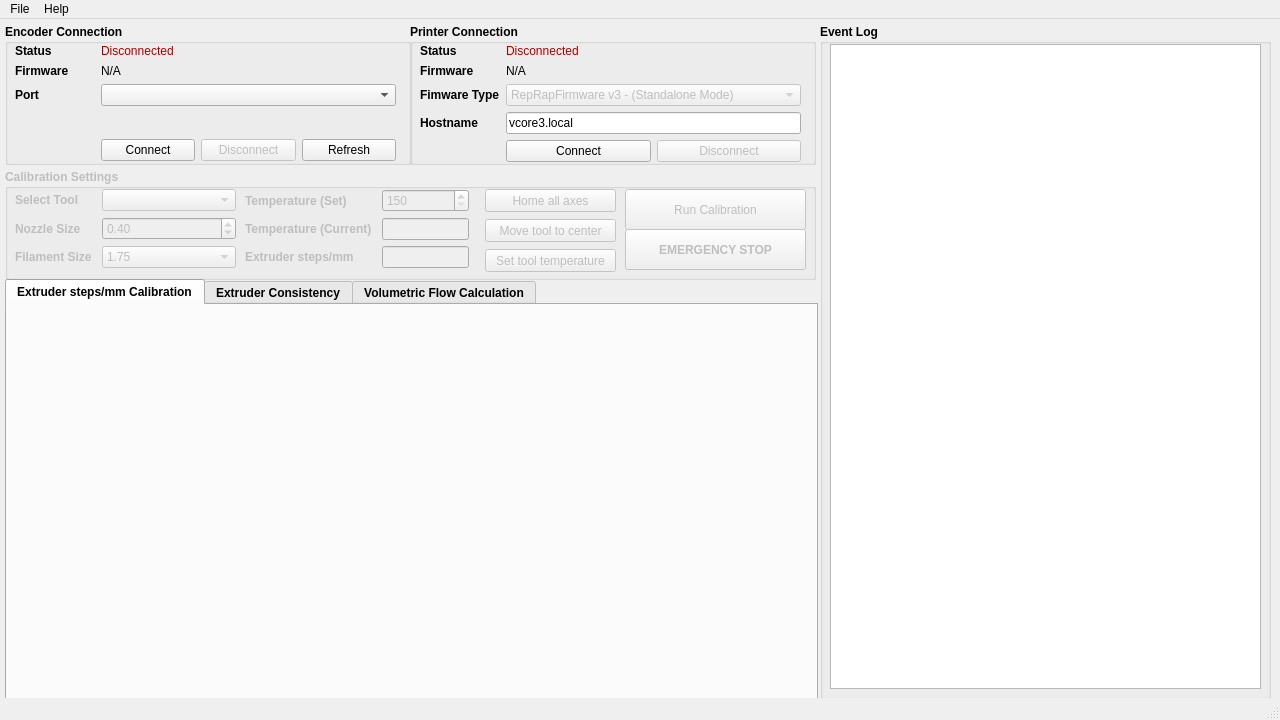
The window that nxencoder/resources/ui_mainwindow.ui (nexx/nxencoder-util) describes before a commit, drawn with Qt 5.
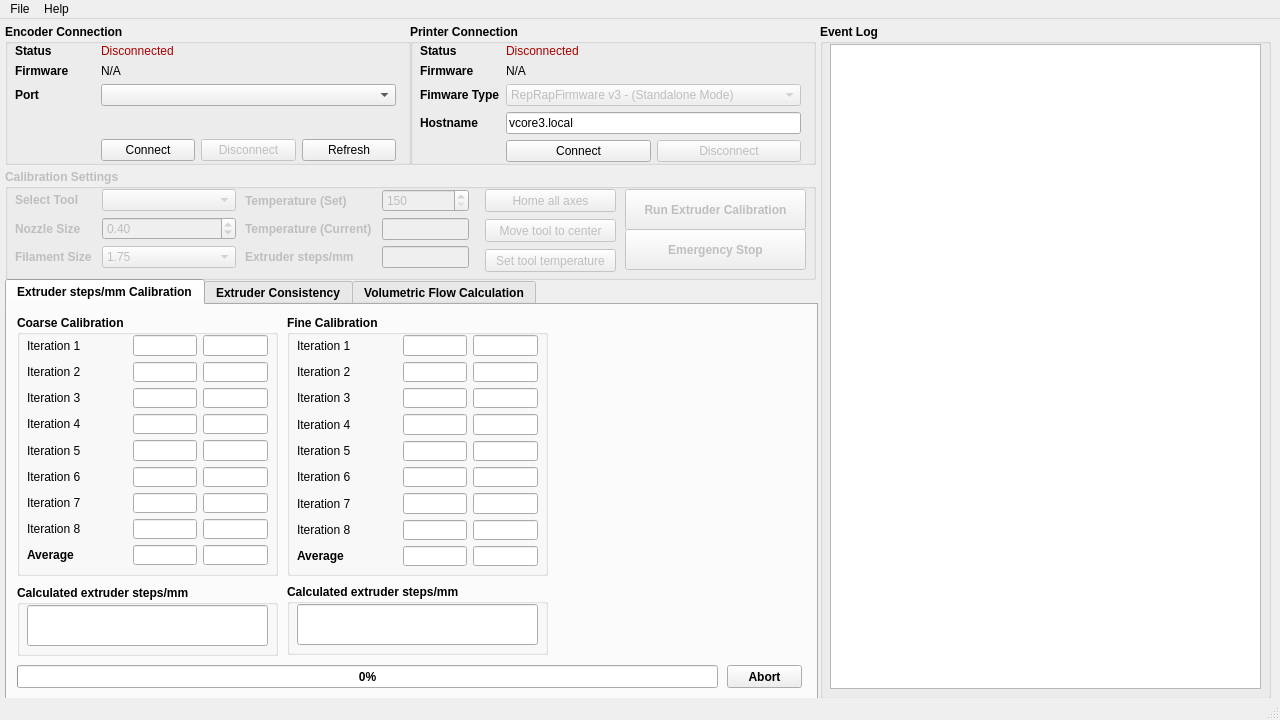
The same window after the commit. Custom widgets are drawn as their Qt base class.

```diff
--- a/nxencoder/resources/ui_mainwindow.ui
+++ b/nxencoder/resources/ui_mainwindow.ui
@@ -475,6 +475,927 @@
      <attribute name="title">
       <string>Extruder steps/mm Calibration</string>
      </attribute>
+     <widget class="QGroupBox" name="groupbox_esteps_coarse">
+      <property name="geometry">
+       <rect>
+        <x>10</x>
+        <y>10</y>
+        <width>261</width>
+        <height>261</height>
+       </rect>
+      </property>
+      <property name="title">
+       <string>Coarse Calibration</string>
+      </property>
+      <widget class="QWidget" name="gridLayoutWidget_3">
+       <property name="geometry">
+        <rect>
+         <x>10</x>
+         <y>20</y>
+         <width>241</width>
+         <height>230</height>
+        </rect>
+       </property>
+       <layout class="QGridLayout" name="layout_coarse_results" columnminimumwidth="100,0,0">
+        <item row="4" column="0">
+         <widget class="QLabel" name="lbl_esteps_coarse_5_static">
+          <property name="font">
+           <font>
+            <weight>50</weight>
+            <bold>false</bold>
+           </font>
+          </property>
+          <property name="text">
+           <string>Iteration 5</string>
+          </property>
+         </widget>
+        </item>
+        <item row="3" column="0">
+         <widget class="QLabel" name="lbl_esteps_coarse_4_static">
+          <property name="font">
+           <font>
+            <weight>50</weight>
+            <bold>false</bold>
+           </font>
+          </property>
+          <property name="text">
+           <string>Iteration 4</string>
+          </property>
+         </widget>
+        </item>
+        <item row="0" column="1">
+         <widget class="QLineEdit" name="txt_esteps_coarse_1">
+          <property name="font">
+           <font>
+            <weight>50</weight>
+            <bold>false</bold>
+           </font>
+          </property>
+          <property name="alignment">
+           <set>Qt::AlignRight|Qt::AlignTrailing|Qt::AlignVCenter</set>
+          </property>
+          <property name="readOnly">
+           <bool>true</bool>
+          </property>
+         </widget>
+        </item>
+        <item row="1" column="1">
+         <widget class="QLineEdit" name="txt_esteps_coarse_2">
+          <property name="font">
+           <font>
+            <weight>50</weight>
+            <bold>false</bold>
+           </font>
+          </property>
+          <property name="alignment">
+           <set>Qt::AlignRight|Qt::AlignTrailing|Qt::AlignVCenter</set>
+          </property>
+          <property name="readOnly">
+           <bool>true</bool>
+          </property>
+         </widget>
+        </item>
+        <item row="2" column="0">
+         <widget class="QLabel" name="lbl_esteps_coarse_3_static">
+          <property name="font">
+           <font>
+            <weight>50</weight>
+            <bold>false</bold>
+           </font>
+          </property>
+          <property name="text">
+           <string>Iteration 3</string>
+          </property>
+         </widget>
+        </item>
+        <item row="1" column="2">
+         <widget class="QLineEdit" name="txt_esteps_coarse_pct_2">
+          <property name="font">
+           <font>
+            <weight>50</weight>
+            <bold>false</bold>
+           </font>
+          </property>
+          <property name="alignment">
+           <set>Qt::AlignRight|Qt::AlignTrailing|Qt::AlignVCenter</set>
+          </property>
+          <property name="readOnly">
+           <bool>true</bool>
+          </property>
+         </widget>
+        </item>
+        <item row="1" column="0">
+         <widget class="QLabel" name="lbl_esteps_coarse_2_static">
+          <property name="font">
+           <font>
+            <weight>50</weight>
+            <bold>false</bold>
+           </font>
+          </property>
+          <property name="text">
+           <string>Iteration 2</string>
+          </property>
+         </widget>
+        </item>
+        <item row="0" column="0">
+         <widget class="QLabel" name="lbl_esteps_coarse_1_static">
+          <property name="font">
+           <font>
+            <weight>50</weight>
+            <bold>false</bold>
+           </font>
+          </property>
+          <property name="text">
+           <string>Iteration 1</string>
+          </property>
+         </widget>
+        </item>
+        <item row="0" column="2">
+         <widget class="QLineEdit" name="txt_esteps_coarse_pct_1">
+          <property name="font">
+           <font>
+            <weight>50</weight>
+            <bold>false</bold>
+           </font>
+          </property>
+          <property name="alignment">
+           <set>Qt::AlignRight|Qt::AlignTrailing|Qt::AlignVCenter</set>
+          </property>
+          <property name="readOnly">
+           <bool>true</bool>
+          </property>
+         </widget>
+        </item>
+        <item row="5" column="0">
+         <widget class="QLabel" name="lbl_esteps_coarse_6_static">
+          <property name="font">
+           <font>
+            <weight>50</weight>
+            <bold>false</bold>
+           </font>
+          </property>
+          <property name="text">
+           <string>Iteration 6</string>
+          </property>
+         </widget>
+        </item>
+        <item row="6" column="0">
+         <widget class="QLabel" name="lbl_esteps_coarse_7_static">
+          <property name="font">
+           <font>
+            <weight>50</weight>
+            <bold>false</bold>
+           </font>
+          </property>
+          <property name="text">
+           <string>Iteration 7</string>
+          </property>
+         </widget>
+        </item>
+        <item row="8" column="1">
+         <widget class="QLineEdit" name="txt_esteps_coarse_avg">
+          <property name="alignment">
+           <set>Qt::AlignRight|Qt::AlignTrailing|Qt::AlignVCenter</set>
+          </property>
+          <property name="readOnly">
+           <bool>true</bool>
+          </property>
+         </widget>
+        </item>
+        <item row="8" column="2">
+         <widget class="QLineEdit" name="txt_esteps_coarse_pct_avg">
+          <property name="alignment">
+           <set>Qt::AlignRight|Qt::AlignTrailing|Qt::AlignVCenter</set>
+          </property>
+          <property name="readOnly">
+           <bool>true</bool>
+          </property>
+         </widget>
+        </item>
+        <item row="8" column="0">
+         <widget class="QLabel" name="lbl_esteps_coarse_avg_static">
+          <property name="text">
+           <string>Average</string>
+          </property>
+         </widget>
+        </item>
+        <item row="3" column="1">
+         <widget class="QLineEdit" name="txt_esteps_coarse_4">
+          <property name="font">
+           <font>
+            <weight>50</weight>
+            <bold>false</bold>
+           </font>
+          </property>
+          <property name="alignment">
+           <set>Qt::AlignRight|Qt::AlignTrailing|Qt::AlignVCenter</set>
+          </property>
+          <property name="readOnly">
+           <bool>true</bool>
+          </property>
+         </widget>
+        </item>
+        <item row="2" column="2">
+         <widget class="QLineEdit" name="txt_esteps_coarse_pct_3">
+          <property name="font">
+           <font>
+            <weight>50</weight>
+            <bold>false</bold>
+           </font>
+          </property>
+          <property name="alignment">
+           <set>Qt::AlignRight|Qt::AlignTrailing|Qt::AlignVCenter</set>
+          </property>
+          <property name="readOnly">
+           <bool>true</bool>
+          </property>
+         </widget>
+        </item>
+        <item row="4" column="1">
+         <widget class="QLineEdit" name="txt_esteps_coarse_5">
+          <property name="font">
+           <font>
+            <weight>50</weight>
+            <bold>false</bold>
+           </font>
+          </property>
+          <property name="alignment">
+           <set>Qt::AlignRight|Qt::AlignTrailing|Qt::AlignVCenter</set>
+          </property>
+          <property name="readOnly">
+           <bool>true</bool>
+          </property>
+         </widget>
+        </item>
+        <item row="2" column="1">
+         <widget class="QLineEdit" name="txt_esteps_coarse_3">
+          <property name="font">
+           <font>
+            <weight>50</weight>
+            <bold>false</bold>
+           </font>
+          </property>
+          <property name="alignment">
+           <set>Qt::AlignRight|Qt::AlignTrailing|Qt::AlignVCenter</set>
+          </property>
+          <property name="readOnly">
+           <bool>true</bool>
+          </property>
+         </widget>
+        </item>
+        <item row="3" column="2">
+         <widget class="QLineEdit" name="txt_esteps_coarse_pct_4">
+          <property name="font">
+           <font>
+            <weight>50</weight>
+            <bold>false</bold>
+           </font>
+          </property>
+          <property name="alignment">
+           <set>Qt::AlignRight|Qt::AlignTrailing|Qt::AlignVCenter</set>
+          </property>
+          <property name="readOnly">
+           <bool>true</bool>
+          </property>
+         </widget>
+        </item>
+        <item row="4" column="2">
+         <widget class="QLineEdit" name="txt_esteps_coarse_pct_5">
+          <property name="font">
+           <font>
+            <weight>50</weight>
+            <bold>false</bold>
+           </font>
+          </property>
+          <property name="alignment">
+           <set>Qt::AlignRight|Qt::AlignTrailing|Qt::AlignVCenter</set>
+          </property>
+          <property name="readOnly">
+           <bool>true</bool>
+          </property>
+         </widget>
+        </item>
+        <item row="7" column="0">
+         <widget class="QLabel" name="lbl_esteps_coarse_8_static">
+          <property name="font">
+           <font>
+            <weight>50</weight>
+            <bold>false</bold>
+           </font>
+          </property>
+          <property name="text">
+           <string>Iteration 8</string>
+          </property>
+         </widget>
+        </item>
+        <item row="5" column="1">
+         <widget class="QLineEdit" name="txt_esteps_coarse_6">
+          <property name="font">
+           <font>
+            <weight>50</weight>
+            <bold>false</bold>
+           </font>
+          </property>
+          <property name="alignment">
+           <set>Qt::AlignRight|Qt::AlignTrailing|Qt::AlignVCenter</set>
+          </property>
+          <property name="readOnly">
+           <bool>true</bool>
+          </property>
+         </widget>
+        </item>
+        <item row="6" column="1">
+         <widget class="QLineEdit" name="txt_esteps_coarse_7">
+          <property name="font">
+           <font>
+            <weight>50</weight>
+            <bold>false</bold>
+           </font>
+          </property>
+          <property name="alignment">
+           <set>Qt::AlignRight|Qt::AlignTrailing|Qt::AlignVCenter</set>
+          </property>
+          <property name="readOnly">
+           <bool>true</bool>
+          </property>
+         </widget>
+        </item>
+        <item row="7" column="1">
+         <widget class="QLineEdit" name="txt_esteps_coarse_8">
+          <property name="font">
+           <font>
+            <weight>50</weight>
+            <bold>false</bold>
+           </font>
+          </property>
+          <property name="alignment">
+           <set>Qt::AlignRight|Qt::AlignTrailing|Qt::AlignVCenter</set>
+          </property>
+          <property name="readOnly">
+           <bool>true</bool>
+          </property>
+         </widget>
+        </item>
+        <item row="7" column="2">
+         <widget class="QLineEdit" name="txt_esteps_coarse_pct_8">
+          <property name="font">
+           <font>
+            <weight>50</weight>
+            <bold>false</bold>
+           </font>
+          </property>
+          <property name="alignment">
+           <set>Qt::AlignRight|Qt::AlignTrailing|Qt::AlignVCenter</set>
+          </property>
+          <property name="readOnly">
+           <bool>true</bool>
+          </property>
+         </widget>
+        </item>
+        <item row="6" column="2">
+         <widget class="QLineEdit" name="txt_esteps_coarse_pct_7">
+          <property name="font">
+           <font>
+            <weight>50</weight>
+            <bold>false</bold>
+           </font>
+          </property>
+          <property name="alignment">
+           <set>Qt::AlignRight|Qt::AlignTrailing|Qt::AlignVCenter</set>
+          </property>
+          <property name="readOnly">
+           <bool>true</bool>
+          </property>
+         </widget>
+        </item>
+        <item row="5" column="2">
+         <widget class="QLineEdit" name="txt_esteps_coarse_pct_6">
+          <property name="font">
+           <font>
+            <weight>50</weight>
+            <bold>false</bold>
+           </font>
+          </property>
+          <property name="alignment">
+           <set>Qt::AlignRight|Qt::AlignTrailing|Qt::AlignVCenter</set>
+          </property>
+          <property name="readOnly">
+           <bool>true</bool>
+          </property>
+         </widget>
+        </item>
+       </layout>
+      </widget>
+     </widget>
+     <widget class="QGroupBox" name="groupbox_esteps_fine">
+      <property name="geometry">
+       <rect>
+        <x>280</x>
+        <y>10</y>
+        <width>261</width>
+        <height>261</height>
+       </rect>
+      </property>
+      <property name="title">
+       <string>Fine Calibration</string>
+      </property>
+      <widget class="QWidget" name="gridLayoutWidget">
+       <property name="geometry">
+        <rect>
+         <x>10</x>
+         <y>20</y>
+         <width>241</width>
+         <height>231</height>
+        </rect>
+       </property>
+       <layout class="QGridLayout" name="layout_fine_results" columnminimumwidth="100,0,0">
+        <item row="8" column="0">
+         <widget class="QLabel" name="lbl_esteps_fine_avg_static">
+          <property name="text">
+           <string>Average</string>
+          </property>
+         </widget>
+        </item>
+        <item row="5" column="0">
+         <widget class="QLabel" name="lbl_esteps_fine_5_static_2">
+          <property name="font">
+           <font>
+            <weight>50</weight>
+            <bold>false</bold>
+           </font>
+          </property>
+          <property name="text">
+           <string>Iteration 6</string>
+          </property>
+         </widget>
+        </item>
+        <item row="8" column="2">
+         <widget class="QLineEdit" name="txt_esteps_fine_pct_avg">
+          <property name="alignment">
+           <set>Qt::AlignRight|Qt::AlignTrailing|Qt::AlignVCenter</set>
+          </property>
+          <property name="readOnly">
+           <bool>true</bool>
+          </property>
+         </widget>
+        </item>
+        <item row="8" column="1">
+         <widget class="QLineEdit" name="txt_esteps_fine_avg">
+          <property name="alignment">
+           <set>Qt::AlignRight|Qt::AlignTrailing|Qt::AlignVCenter</set>
+          </property>
+          <property name="readOnly">
+           <bool>true</bool>
+          </property>
+         </widget>
+        </item>
+        <item row="6" column="0">
+         <widget class="QLabel" name="lbl_esteps_fine_5_static_3">
+          <property name="font">
+           <font>
+            <weight>50</weight>
+            <bold>false</bold>
+           </font>
+          </property>
+          <property name="text">
+           <string>Iteration 7</string>
+          </property>
+         </widget>
+        </item>
+        <item row="1" column="0">
+         <widget class="QLabel" name="lbl_esteps_fine_2_static">
+          <property name="font">
+           <font>
+            <weight>50</weight>
+            <bold>false</bold>
+           </font>
+          </property>
+          <property name="text">
+           <string>Iteration 2</string>
+          </property>
+         </widget>
+        </item>
+        <item row="4" column="0">
+         <widget class="QLabel" name="lbl_esteps_fine_5_static">
+          <property name="font">
+           <font>
+            <weight>50</weight>
+            <bold>false</bold>
+           </font>
+          </property>
+          <property name="text">
+           <string>Iteration 5</string>
+          </property>
+         </widget>
+        </item>
+        <item row="0" column="1">
+         <widget class="QLineEdit" name="txt_esteps_fine_1">
+          <property name="font">
+           <font>
+            <weight>50</weight>
+            <bold>false</bold>
+           </font>
+          </property>
+          <property name="alignment">
+           <set>Qt::AlignRight|Qt::AlignTrailing|Qt::AlignVCenter</set>
+          </property>
+          <property name="readOnly">
+           <bool>true</bool>
+          </property>
+         </widget>
+        </item>
+        <item row="0" column="2">
+         <widget class="QLineEdit" name="txt_esteps_fine_pct_1">
+          <property name="font">
+           <font>
+            <weight>50</weight>
+            <bold>false</bold>
+           </font>
+          </property>
+          <property name="alignment">
+           <set>Qt::AlignRight|Qt::AlignTrailing|Qt::AlignVCenter</set>
+          </property>
+          <property name="readOnly">
+           <bool>true</bool>
+          </property>
+         </widget>
+        </item>
+        <item row="2" column="0">
+         <widget class="QLabel" name="lbl_esteps_fine_3_static">
+          <property name="font">
+           <font>
+            <weight>50</weight>
+            <bold>false</bold>
+           </font>
+          </property>
+          <property name="text">
+           <string>Iteration 3</string>
+          </property>
+         </widget>
+        </item>
+        <item row="3" column="0">
+         <widget class="QLabel" name="lbl_esteps_fine_4_static">
+          <property name="font">
+           <font>
+            <weight>50</weight>
+            <bold>false</bold>
+           </font>
+          </property>
+          <property name="text">
+           <string>Iteration 4</string>
+          </property>
+         </widget>
+        </item>
+        <item row="0" column="0">
+         <widget class="QLabel" name="lbl_esteps_fine_1_static">
+          <property name="font">
+           <font>
+            <weight>50</weight>
+            <bold>false</bold>
+           </font>
+          </property>
+          <property name="text">
+           <string>Iteration 1</string>
+          </property>
+         </widget>
+        </item>
+        <item row="2" column="1">
+         <widget class="QLineEdit" name="txt_esteps_fine_3">
+          <property name="font">
+           <font>
+            <weight>50</weight>
+            <bold>false</bold>
+           </font>
+          </property>
+          <property name="alignment">
+           <set>Qt::AlignRight|Qt::AlignTrailing|Qt::AlignVCenter</set>
+          </property>
+          <property name="readOnly">
+           <bool>true</bool>
+          </property>
+         </widget>
+        </item>
+        <item row="3" column="1">
+         <widget class="QLineEdit" name="txt_esteps_fine_4">
+          <property name="font">
+           <font>
+            <weight>50</weight>
+            <bold>false</bold>
+           </font>
+          </property>
+          <property name="alignment">
+           <set>Qt::AlignRight|Qt::AlignTrailing|Qt::AlignVCenter</set>
+          </property>
+          <property name="readOnly">
+           <bool>true</bool>
+          </property>
+         </widget>
+        </item>
+        <item row="2" column="2">
+         <widget class="QLineEdit" name="txt_esteps_fine_pct_3">
+          <property name="font">
+           <font>
+            <weight>50</weight>
+            <bold>false</bold>
+           </font>
+          </property>
+          <property name="alignment">
+           <set>Qt::AlignRight|Qt::AlignTrailing|Qt::AlignVCenter</set>
+          </property>
+          <property name="readOnly">
+           <bool>true</bool>
+          </property>
+         </widget>
+        </item>
+        <item row="4" column="2">
+         <widget class="QLineEdit" name="txt_esteps_fine_pct_5">
+          <property name="font">
+           <font>
+            <weight>50</weight>
+            <bold>false</bold>
+           </font>
+          </property>
+          <property name="alignment">
+           <set>Qt::AlignRight|Qt::AlignTrailing|Qt::AlignVCenter</set>
+          </property>
+          <property name="readOnly">
+           <bool>true</bool>
+          </property>
+         </widget>
+        </item>
+        <item row="3" column="2">
+         <widget class="QLineEdit" name="txt_esteps_fine_pct_4">
+          <property name="font">
+           <font>
+            <weight>50</weight>
+            <bold>false</bold>
+           </font>
+          </property>
+          <property name="alignment">
+           <set>Qt::AlignRight|Qt::AlignTrailing|Qt::AlignVCenter</set>
+          </property>
+          <property name="readOnly">
+           <bool>true</bool>
+          </property>
+         </widget>
+        </item>
+        <item row="1" column="1">
+         <widget class="QLineEdit" name="txt_esteps_fine_2">
+          <property name="font">
+           <font>
+            <weight>50</weight>
+            <bold>false</bold>
+           </font>
+          </property>
+          <property name="alignment">
+           <set>Qt::AlignRight|Qt::AlignTrailing|Qt::AlignVCenter</set>
+          </property>
+          <property name="readOnly">
+           <bool>true</bool>
+          </property>
+         </widget>
+        </item>
+        <item row="1" column="2">
+         <widget class="QLineEdit" name="txt_esteps_fine_pct_2">
+          <property name="font">
+           <font>
+            <weight>50</weight>
+            <bold>false</bold>
+           </font>
+          </property>
+          <property name="alignment">
+           <set>Qt::AlignRight|Qt::AlignTrailing|Qt::AlignVCenter</set>
+          </property>
+          <property name="readOnly">
+           <bool>true</bool>
+          </property>
+         </widget>
+        </item>
+        <item row="4" column="1">
+         <widget class="QLineEdit" name="txt_esteps_fine_5">
+          <property name="font">
+           <font>
+            <weight>50</weight>
+            <bold>false</bold>
+           </font>
+          </property>
+          <property name="alignment">
+           <set>Qt::AlignRight|Qt::AlignTrailing|Qt::AlignVCenter</set>
+          </property>
+          <property name="readOnly">
+           <bool>true</bool>
+          </property>
+         </widget>
+        </item>
+        <item row="7" column="0">
+         <widget class="QLabel" name="lbl_esteps_fine_5_static_4">
+          <property name="font">
+           <font>
+            <weight>50</weight>
+            <bold>false</bold>
+           </font>
+          </property>
+          <property name="text">
+           <string>Iteration 8</string>
+          </property>
+         </widget>
+        </item>
+        <item row="5" column="1">
+         <widget class="QLineEdit" name="txt_esteps_fine_6">
+          <property name="font">
+           <font>
+            <weight>50</weight>
+            <bold>false</bold>
+           </font>
+          </property>
+          <property name="alignment">
+           <set>Qt::AlignRight|Qt::AlignTrailing|Qt::AlignVCenter</set>
+          </property>
+          <property name="readOnly">
+           <bool>true</bool>
+          </property>
+         </widget>
+        </item>
+        <item row="6" column="1">
+         <widget class="QLineEdit" name="txt_esteps_fine_7">
+          <property name="font">
+           <font>
+            <weight>50</weight>
+            <bold>false</bold>
+           </font>
+          </property>
+          <property name="alignment">
+           <set>Qt::AlignRight|Qt::AlignTrailing|Qt::AlignVCenter</set>
+          </property>
+          <property name="readOnly">
+           <bool>true</bool>
+          </property>
+         </widget>
+        </item>
+        <item row="7" column="1">
+         <widget class="QLineEdit" name="txt_esteps_fine_8">
+          <property name="font">
+           <font>
+            <weight>50</weight>
+            <bold>false</bold>
+           </font>
+          </property>
+          <property name="alignment">
+           <set>Qt::AlignRight|Qt::AlignTrailing|Qt::AlignVCenter</set>
+          </property>
+          <property name="readOnly">
+           <bool>true</bool>
+          </property>
+         </widget>
+        </item>
+        <item row="5" column="2">
+         <widget class="QLineEdit" name="txt_esteps_fine_pct_6">
+          <property name="font">
+           <font>
+            <weight>50</weight>
+            <bold>false</bold>
+           </font>
+          </property>
+          <property name="alignment">
+           <set>Qt::AlignRight|Qt::AlignTrailing|Qt::AlignVCenter</set>
+          </property>
+          <property name="readOnly">
+           <bool>true</bool>
+          </property>
+         </widget>
+        </item>
+        <item row="6" column="2">
+         <widget class="QLineEdit" name="txt_esteps_fine_pct_7">
+          <property name="font">
+           <font>
+            <weight>50</weight>
+            <bold>false</bold>
+           </font>
+          </property>
+          <property name="alignment">
+           <set>Qt::AlignRight|Qt::AlignTrailing|Qt::AlignVCenter</set>
+          </property>
+          <property name="readOnly">
+           <bool>true</bool>
+          </property>
+         </widget>
+        </item>
+        <item row="7" column="2">
+         <widget class="QLineEdit" name="txt_esteps_fine_pct_8">
+          <property name="font">
+           <font>
+            <weight>50</weight>
+            <bold>false</bold>
+           </font>
+          </property>
+          <property name="alignment">
+           <set>Qt::AlignRight|Qt::AlignTrailing|Qt::AlignVCenter</set>
+          </property>
+          <property name="readOnly">
+           <bool>true</bool>
+          </property>
+         </widget>
+        </item>
+       </layout>
+      </widget>
+     </widget>
+     <widget class="QProgressBar" name="progress_esteps">
+      <property name="geometry">
+       <rect>
+        <x>10</x>
+        <y>360</y>
+        <width>701</width>
+        <height>23</height>
+       </rect>
+      </property>
+      <property name="value">
+       <number>0</number>
+      </property>
+     </widget>
+     <widget class="QPushButton" name="pushButton">
+      <property name="geometry">
+       <rect>
+        <x>720</x>
+        <y>360</y>
+        <width>75</width>
+        <height>23</height>
+       </rect>
+      </property>
+      <property name="text">
+       <string>Abort</string>
+      </property>
+     </widget>
+     <widget class="QGroupBox" name="groupbox_esteps_coarse_results">
+      <property name="geometry">
+       <rect>
+        <x>10</x>
+        <y>280</y>
+        <width>261</width>
+        <height>71</height>
+       </rect>
+      </property>
+      <property name="title">
+       <string>Calculated extruder steps/mm</string>
+      </property>
+      <widget class="QLineEdit" name="txt_esteps_coarse_esteps">
+       <property name="geometry">
+        <rect>
+         <x>10</x>
+         <y>20</y>
+         <width>241</width>
+         <height>41</height>
+        </rect>
+       </property>
+       <property name="font">
+        <font>
+         <pointsize>14</pointsize>
+        </font>
+       </property>
+       <property name="text">
+        <string/>
+       </property>
+       <property name="alignment">
+        <set>Qt::AlignCenter</set>
+       </property>
+       <property name="readOnly">
+        <bool>true</bool>
+       </property>
+      </widget>
+     </widget>
+     <widget class="QGroupBox" name="groupbox_esteps_fine_results">
+      <property name="geometry">
+       <rect>
+        <x>280</x>
+        <y>279</y>
+        <width>261</width>
+        <height>71</height>
+       </rect>
+      </property>
+      <property name="title">
+       <string>Calculated extruder steps/mm</string>
+      </property>
+      <widget class="QLineEdit" name="txt_esteps_fine_esteps">
+       <property name="geometry">
+        <rect>
+         <x>10</x>
+         <y>20</y>
+         <width>241</width>
+         <height>41</height>
+        </rect>
+       </property>
+       <property name="font">
+        <font>
+         <pointsize>14</pointsize>
+        </font>
+       </property>
+       <property name="alignment">
+        <set>Qt::AlignCenter</set>
+       </property>
+       <property name="readOnly">
+        <bool>true</bool>
+       </property>
+      </widget>
+     </widget>
     </widget>
     <widget class="QWidget" name="tab_4">
      <attribute name="title">
@@ -764,14 +1685,8 @@
        <height>41</height>
       </rect>
      </property>
-     <property name="font">
-      <font>
-       <weight>50</weight>
-       <bold>false</bold>
-      </font>
-     </property>
      <property name="text">
-      <string>Run Calibration</string>
+      <string>Run Extruder Calibration</string>
      </property>
     </widget>
     <widget class="QPushButton" name="btn_estop">
@@ -784,7 +1699,7 @@
       </rect>
      </property>
      <property name="text">
-      <string>EMERGENCY STOP</string>
+      <string>Emergency Stop</string>
      </property>
     </widget>
    </widget>
```
Left out of the diff: 6 changed lines with no effect on the pictures.
